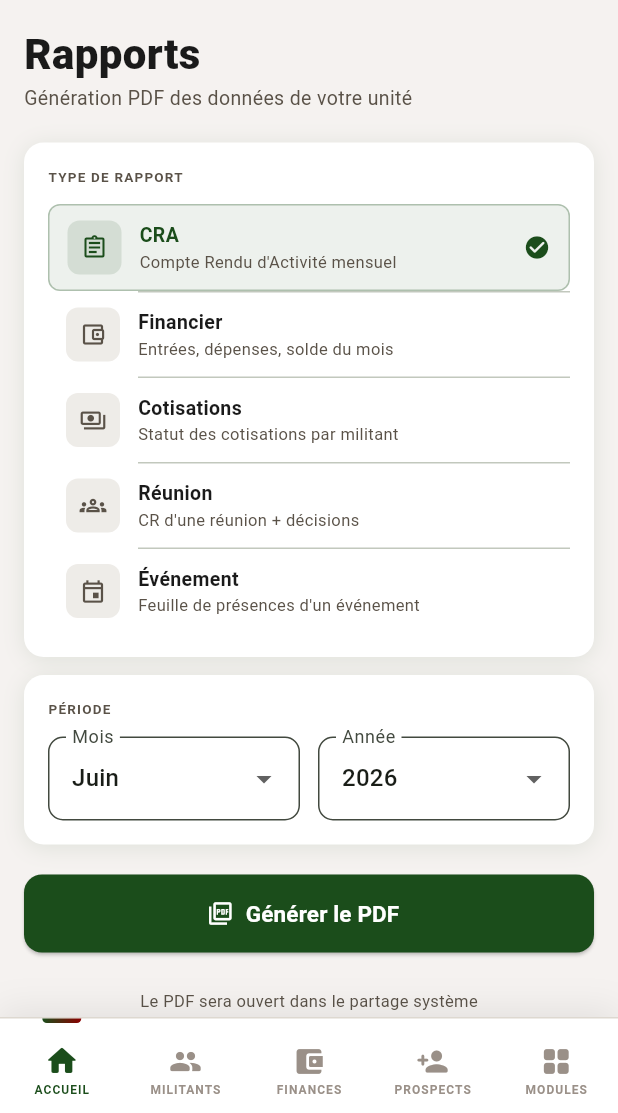
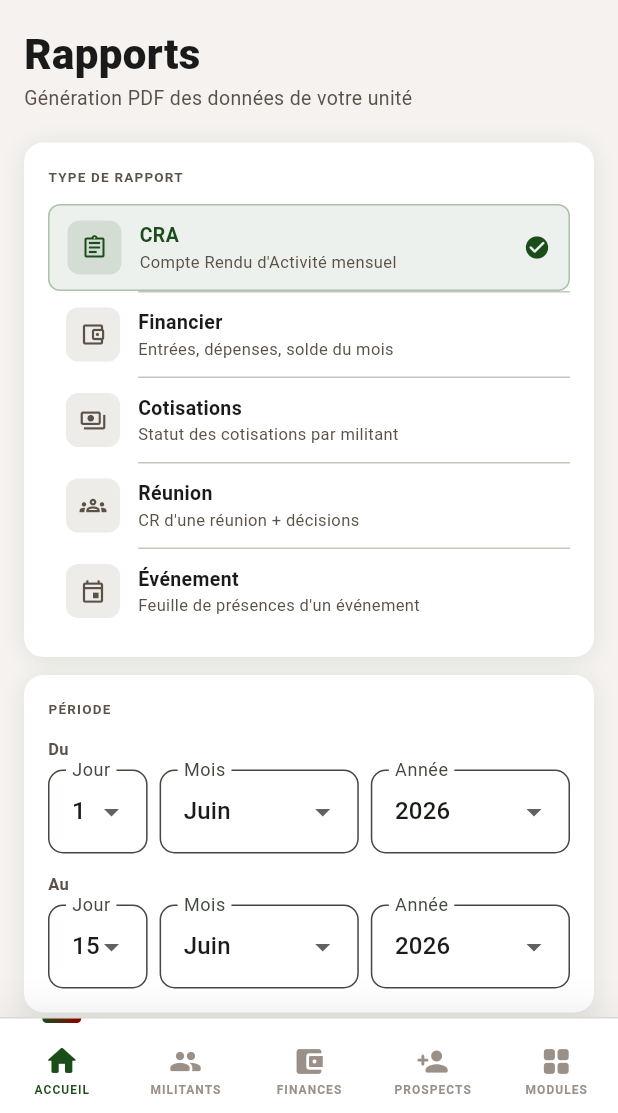
Before and after one commit to mcoly1703/cockpit, a Flutter app: the RapportsPage screen opened by its route, on a phone screen of 412 x 824 dp, the part 123-1236 px from its top. Run offline on Flutter 3.47's test engine with Material 3 defaults, Android fonts, the phone set to English and light mode, and no system bars; our stand-ins replace dartz, file_picker, fl_chart, flutter_riverpod, freezed_annotation, go_router and 6 more; missing offline and left inert: dart:js_interop, mobile_scanner; accounts and stored records are empty.

Commit message:
fix(rapports): corrige crash Périmètre + ajoute sélecteur jour/période
- Périmètre : code nullable en DB (BEX n'a pas de code), le cast as String
  crashait ; on sélectionne aussi nom et on utilise code ?? nom comme label
- rapports_page.dart : section PÉRIODE passe de mois+année à plage
  complète début/fin avec jour+mois+année et clamping automatique du jour

Co-Authored-By: Claude Sonnet 4.6 <noreply@anthropic.com>

```diff
--- a/frontend/lib/features/rapports/presentation/pages/rapports_page.dart
+++ b/frontend/lib/features/rapports/presentation/pages/rapports_page.dart
@@ -17,8 +17,14 @@ class RapportsPage extends ConsumerStatefulWidget {
 
 class _RapportsPageState extends ConsumerState<RapportsPage> {
   TypeRapport _type  = TypeRapport.cra;
-  int  _annee        = DateTime.now().year;
-  int  _mois         = DateTime.now().month;
+
+  int _debutJour   = 1;
+  int _debutMois   = DateTime.now().month;
+  int _debutAnnee  = DateTime.now().year;
+  int _finJour     = DateTime.now().day;
+  int _finMois     = DateTime.now().month;
+  int _finAnnee    = DateTime.now().year;
+
   String? _reunionId;
   String? _evenementId;
   String? _reunionTitre;
@@ -28,6 +34,26 @@ class _RapportsPageState extends ConsumerState<RapportsPage> {
     '', 'Janvier', 'Février', 'Mars', 'Avril', 'Mai', 'Juin',
     'Juillet', 'Août', 'Septembre', 'Octobre', 'Novembre', 'Décembre',
   ];
+
+  static int _nbJours(int mois, int annee) =>
+      DateTime(annee, mois + 1, 0).day;
+
+  void _setDebutMois(int v) => setState(() {
+    _debutMois = v;
+    _debutJour = _debutJour.clamp(1, _nbJours(v, _debutAnnee));
+  });
+  void _setDebutAnnee(int v) => setState(() {
+    _debutAnnee = v;
+    _debutJour  = _debutJour.clamp(1, _nbJours(_debutMois, v));
+  });
+  void _setFinMois(int v) => setState(() {
+    _finMois = v;
+    _finJour = _finJour.clamp(1, _nbJours(v, _finAnnee));
+  });
+  void _setFinAnnee(int v) => setState(() {
+    _finAnnee = v;
+    _finJour  = _finJour.clamp(1, _nbJours(_finMois, v));
+  });
 
   @override
   void initState() {
@@ -62,8 +88,8 @@ class _RapportsPageState extends ConsumerState<RapportsPage> {
 
   Future<void> _generer() async {
     final notifier = ref.read(rapportsProvider.notifier);
-    final debut = DateTime(_annee, _mois, 1);
-    final fin   = DateTime(_annee, _mois + 1, 0, 23, 59, 59);
+    final debut = DateTime(_debutAnnee, _debutMois, _debutJour);
+    final fin   = DateTime(_finAnnee, _finMois, _finJour, 23, 59, 59);
 
     switch (_type) {
       case TypeRapport.cra:
@@ -71,7 +97,7 @@ class _RapportsPageState extends ConsumerState<RapportsPage> {
       case TypeRapport.financier:
         await notifier.genererFinancier(debut: debut, fin: fin);
       case TypeRapport.cotisations:
-        await notifier.genererCotisations(annee: _annee, mois: _mois);
+        await notifier.genererCotisations(annee: _debutAnnee, mois: _debutMois);
       case TypeRapport.reunion:
         if (_reunionId == null) return _snackErreur('Sélectionnez une réunion');
         await notifier.genererReunion(reunionId: _reunionId!, titre: _reunionTitre ?? '');
@@ -154,26 +180,80 @@ class _RapportsPageState extends ConsumerState<RapportsPage> {
           if (_avecPeriode) ...[
             _Carte(
               titre: 'PÉRIODE',
-              child: Row(children: [
+              child: Column(crossAxisAlignment: CrossAxisAlignment.start, children: [
+                const Text('Du', style: TextStyle(fontSize: 11,
+                    color: AppColors.text2, fontWeight: FontWeight.w600)),
+                const SizedBox(height: 6),
+                Row(children: [
                   Expanded(
+                    flex: 1,
+                    child: _DropdownJour(
+                      valeur: _debutJour,
+                      mois: _debutMois,
+                      annee: _debutAnnee,
+                      onChanged: (v) => setState(() => _debutJour = v!),
+                    ),
+                  ),
+                  const SizedBox(width: 8),
+                  Expanded(
+                    flex: 2,
                     child: _DropdownSimple<int>(
                       label: 'Mois',
-                    valeur: _mois,
+                      valeur: _debutMois,
                       items: List.generate(12, (i) => i + 1),
                       labelBuilder: (m) => _moisLabels[m],
-                    onChanged: (v) => setState(() => _mois = v!),
+                      onChanged: (v) => _setDebutMois(v!),
                     ),
                   ),
-                const SizedBox(width: 12),
+                  const SizedBox(width: 8),
                   Expanded(
+                    flex: 2,
                     child: _DropdownSimple<int>(
                       label: 'Année',
-                    valeur: _annee,
+                      valeur: _debutAnnee,
                       items: List.generate(5, (i) => DateTime.now().year - i),
                       labelBuilder: (a) => '$a',
-                    onChanged: (v) => setState(() => _annee = v!),
+                      onChanged: (v) => _setDebutAnnee(v!),
                     ),
                   ),
+                ]),
+                const SizedBox(height: 12),
+                const Text('Au', style: TextStyle(fontSize: 11,
+                    color: AppColors.text2, fontWeight: FontWeight.w600)),
+                const SizedBox(height: 6),
+                Row(children: [
+                  Expanded(
+                    flex: 1,
+                    child: _DropdownJour(
+                      valeur: _finJour,
+                      mois: _finMois,
+                      annee: _finAnnee,
+                      onChanged: (v) => setState(() => _finJour = v!),
+                    ),
+                  ),
+                  const SizedBox(width: 8),
+                  Expanded(
+                    flex: 2,
+                    child: _DropdownSimple<int>(
+                      label: 'Mois',
+                      valeur: _finMois,
+                      items: List.generate(12, (i) => i + 1),
+                      labelBuilder: (m) => _moisLabels[m],
+                      onChanged: (v) => _setFinMois(v!),
+                    ),
+                  ),
+                  const SizedBox(width: 8),
+                  Expanded(
+                    flex: 2,
+                    child: _DropdownSimple<int>(
+                      label: 'Année',
+                      valeur: _finAnnee,
+                      items: List.generate(5, (i) => DateTime.now().year - i),
+                      labelBuilder: (a) => '$a',
+                      onChanged: (v) => _setFinAnnee(v!),
+                    ),
+                  ),
+                ]),
               ]),
             ),
             const SizedBox(height: 12),
@@ -442,3 +522,33 @@ class _DropdownSimple<T> extends StatelessWidget {
         onChanged: onChanged,
       );
 }
+
+class _DropdownJour extends StatelessWidget {
+  const _DropdownJour({
+    required this.valeur,
+    required this.mois,
+    required this.annee,
+    required this.onChanged,
+  });
+  final int  valeur;
+  final int  mois;
+  final int  annee;
+  final void Function(int?) onChanged;
+
+  @override
+  Widget build(BuildContext context) {
+    final nbJours = DateTime(annee, mois + 1, 0).day;
+    final jours   = List.generate(nbJours, (i) => i + 1);
+    return DropdownButtonFormField<int>(
+      // ignore: deprecated_member_use
+      value: valeur.clamp(1, nbJours),
+      decoration: InputDecoration(
+        labelText: 'Jour',
+        border: OutlineInputBorder(borderRadius: BorderRadius.circular(10)),
+        filled: true, fillColor: AppColors.card,
+      ),
+      items: jours.map((j) => DropdownMenuItem(value: j, child: Text('$j'))).toList(),
+      onChanged: onChanged,
+    );
+  }
+}
```
Also changed, not shown: frontend/lib/features/rapports/presentation/pages/rapport_activite_form_page.dart (+8 -5 lines). Lines whose indentation alone changed are shown as unchanged.
